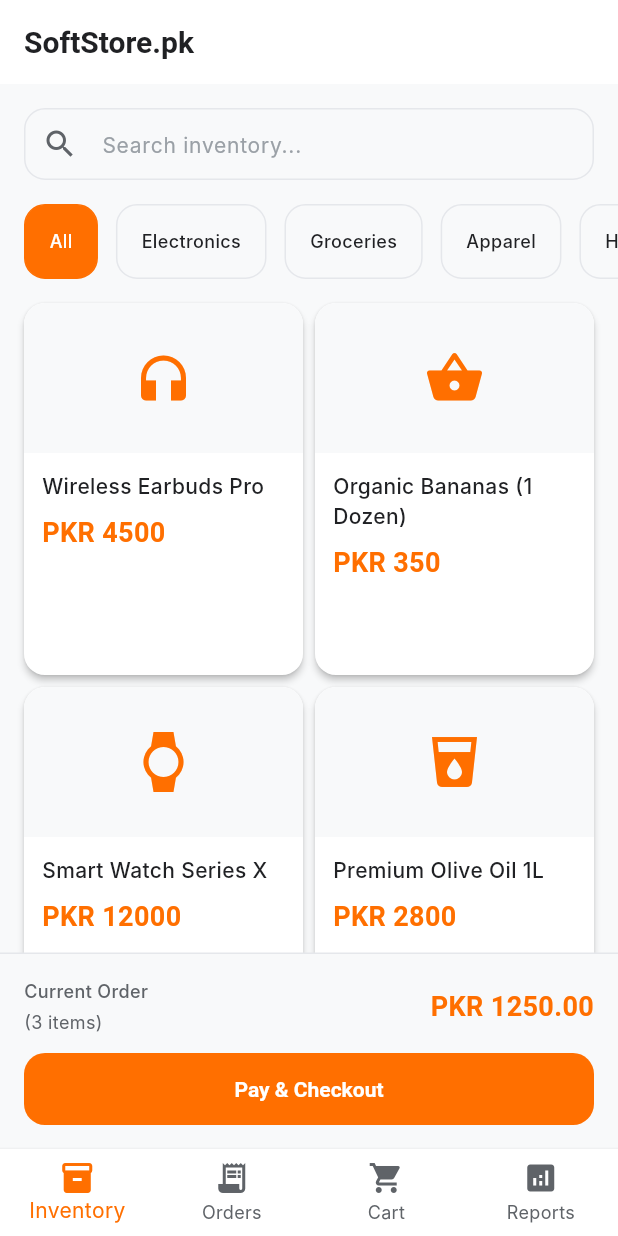
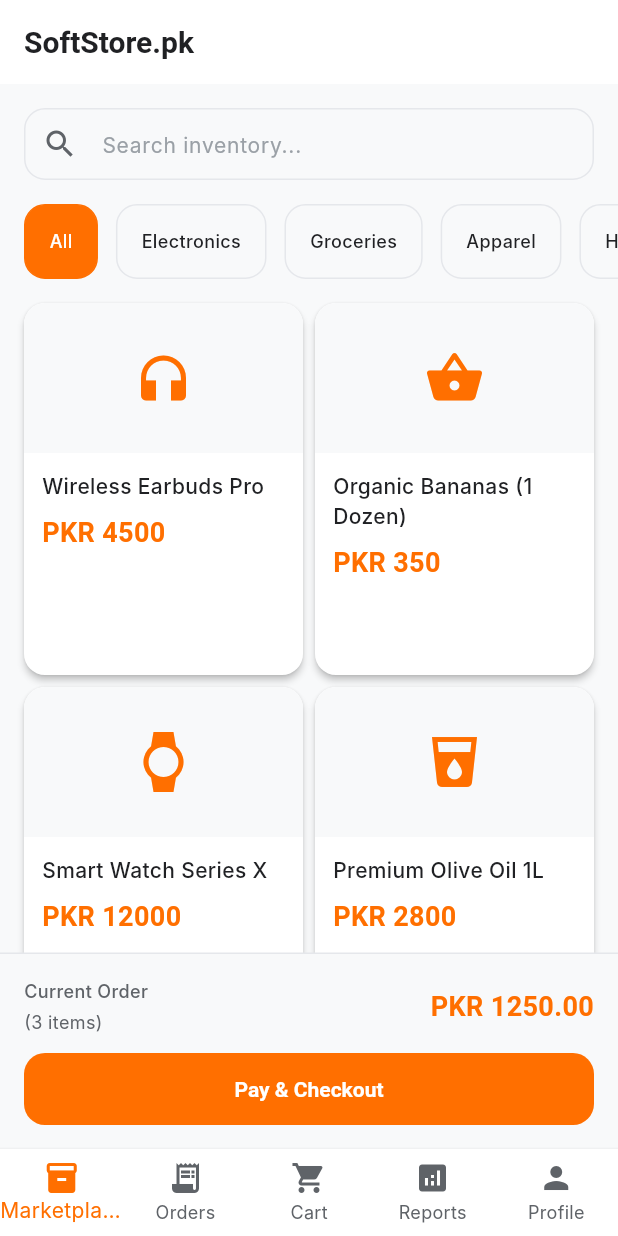
Before and after one commit to nahy1061/softstore_buyer_app, a Flutter app: the screen it shows after launch, on a phone screen of 412 x 824 dp. Run offline on Flutter 3.47's test engine with Material 3 defaults, Android fonts, the phone set to English and light mode, and no system bars; our stand-ins replace connectivity_plus, cookie_jar, dio, dio_cookie_manager, equatable, flutter_secure_storage and 2 more; Roboto replaces fonts that are missing (Google Sans, Inter, Roboto Mono).

Commit message:
footer changes

```diff
--- a/lib/features/home/screens/home_screen.dart
+++ b/lib/features/home/screens/home_screen.dart
@@ -197,7 +197,7 @@ class _HomeScreenState extends State<HomeScreen> {
             items: const [
               BottomNavigationBarItem(
                 icon: Icon(Icons.inventory_2),
-                label: 'Inventory',
+                label: 'Marketplace',
               ),
               BottomNavigationBarItem(
                 icon: Icon(Icons.receipt_long),
@@ -210,6 +210,10 @@ class _HomeScreenState extends State<HomeScreen> {
               BottomNavigationBarItem(
                 icon: Icon(Icons.analytics),
                 label: 'Reports',
+              ),
+              BottomNavigationBarItem(
+                icon: Icon(Icons.person),
+                label: 'Profile',
               ),
             ],
             currentIndex: 0,
```
Also changed, not shown: pubspec.yaml (+16 -0 lines), pubspec.lock.
